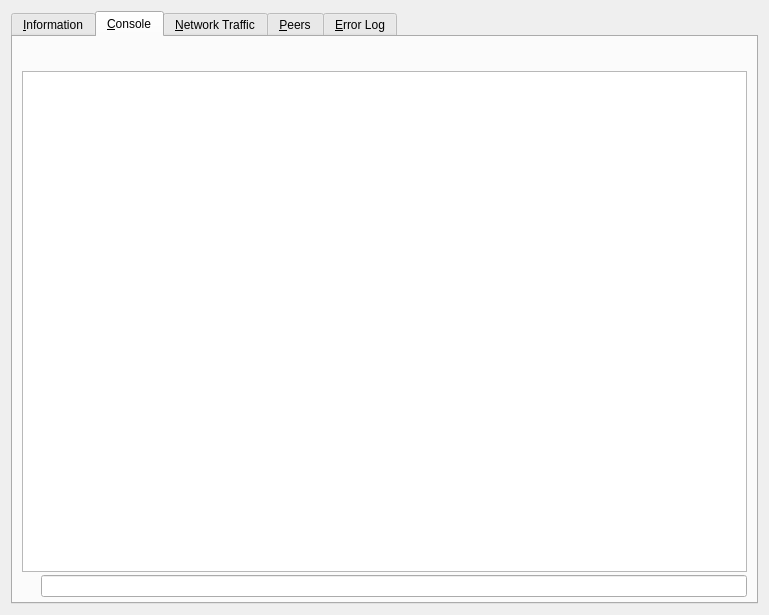
The window that src/qt/forms/debugwindow.ui (Ankh-Trust/electrum-core) describes before a commit, drawn with Qt 5.
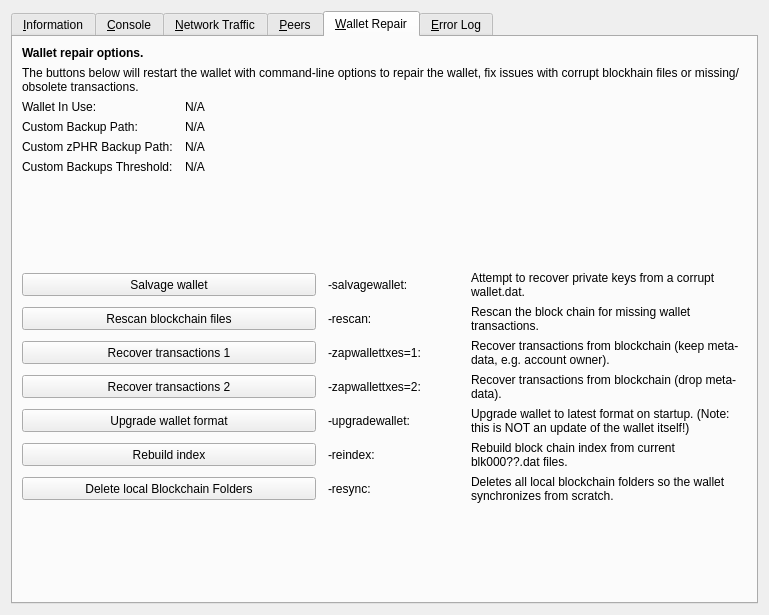
The same window after the commit. The open tabs and pages were chosen to show the change. Icons and pictures are not drawn. Custom widgets are drawn as their Qt base class.

Commit message:
Add tools page/dialog for running common commands for wallet repair/m…
...aintenance

Diff of the .ui file:
```diff
--- a/src/qt/forms/debugwindow.ui
+++ b/src/qt/forms/debugwindow.ui
@@ -1397,6 +1397,391 @@
        </item>
       </layout>
      </widget>
+     <widget class="QWidget" name="tab_repair">
+      <attribute name="title">
+       <string>&amp;Wallet Repair</string>
+      </attribute>
+      <layout class="QGridLayout" name="gridLayout_4" columnstretch="0,0,0,0">
+       <property name="horizontalSpacing">
+        <number>12</number>
+       </property>
+       <item row="0" column="0" colspan="4">
+        <widget class="QLabel" name="label_repair_header">
+         <property name="font">
+          <font>
+           <weight>75</weight>
+           <bold>true</bold>
+          </font>
+         </property>
+         <property name="text">
+          <string>Wallet repair options.</string>
+         </property>
+        </widget>
+       </item>
+       <item row="1" column="0" colspan="4">
+        <widget class="QLabel" name="label_repair_helptext">
+         <property name="font">
+          <font>
+           <weight>50</weight>
+           <bold>false</bold>
+          </font>
+         </property>
+         <property name="text">
+          <string>The buttons below will restart the wallet with command-line options to repair the wallet, fix issues with corrupt blockhain files or missing/obsolete transactions.</string>
+         </property>
+         <property name="wordWrap">
+          <bool>true</bool>
+         </property>
+        </widget>
+       </item>
+       <item row="2" column="0">
+        <widget class="QLabel" name="wallet_path_label">
+         <property name="text">
+          <string>Wallet In Use:</string>
+         </property>
+        </widget>
+       </item>
+       <item row="2" column="1" colspan="3">
+        <widget class="QLabel" name="wallet_path">
+         <property name="cursor">
+          <cursorShape>IBeamCursor</cursorShape>
+         </property>
+         <property name="text">
+          <string>N/A</string>
+         </property>
+         <property name="textFormat">
+          <enum>Qt::PlainText</enum>
+         </property>
+         <property name="textInteractionFlags">
+          <set>Qt::LinksAccessibleByMouse|Qt::TextSelectableByKeyboard|Qt::TextSelectableByMouse</set>
+         </property>
+        </widget>
+       </item>
+       <item row="3" column="0">
+        <widget class="QLabel" name="wallet_custombackuppath_label">
+         <property name="text">
+          <string>Custom Backup Path:</string>
+         </property>
+         <property name="visible">
+          <bool>false</bool>
+         </property>
+        </widget>
+       </item>
+       <item row="3" column="1" colspan="3">
+        <widget class="QLabel" name="wallet_custombackuppath">
+         <property name="cursor">
+          <cursorShape>IBeamCursor</cursorShape>
+         </property>
+         <property name="text">
+          <string>N/A</string>
+         </property>
+         <property name="textFormat">
+          <enum>Qt::PlainText</enum>
+         </property>
+         <property name="textInteractionFlags">
+          <set>Qt::LinksAccessibleByMouse|Qt::TextSelectableByKeyboard|Qt::TextSelectableByMouse</set>
+         </property>
+         <property name="visible">
+          <bool>false</bool>
+         </property>
+        </widget>
+       </item>
+       <item row="4" column="0">
+        <widget class="QLabel" name="wallet_customzphrbackuppath_label">
+         <property name="text">
+          <string>Custom zPHR Backup Path:</string>
+         </property>
+         <property name="visible">
+          <bool>false</bool>
+         </property>
+        </widget>
+       </item>
+       <item row="4" column="1" colspan="3">
+        <widget class="QLabel" name="wallet_customzphrbackuppath">
+         <property name="cursor">
+          <cursorShape>IBeamCursor</cursorShape>
+         </property>
+         <property name="text">
+          <string>N/A</string>
+         </property>
+         <property name="textFormat">
+          <enum>Qt::PlainText</enum>
+         </property>
+         <property name="textInteractionFlags">
+          <set>Qt::LinksAccessibleByMouse|Qt::TextSelectableByKeyboard|Qt::TextSelectableByMouse</set>
+         </property>
+         <property name="visible">
+          <bool>false</bool>
+         </property>
+        </widget>
+       </item>
+       <item row="5" column="0">
+        <widget class="QLabel" name="wallet_custombackupthreshold_label">
+         <property name="text">
+          <string>Custom Backups Threshold:</string>
+         </property>
+         <property name="visible">
+          <bool>false</bool>
+         </property>
+        </widget>
+       </item>
+       <item row="5" column="1" colspan="3">
+        <widget class="QLabel" name="wallet_custombackupthreshold">
+         <property name="cursor">
+          <cursorShape>IBeamCursor</cursorShape>
+         </property>
+         <property name="text">
+          <string>N/A</string>
+         </property>
+         <property name="textFormat">
+          <enum>Qt::PlainText</enum>
+         </property>
+         <property name="textInteractionFlags">
+          <set>Qt::LinksAccessibleByMouse|Qt::TextSelectableByKeyboard|Qt::TextSelectableByMouse</set>
+         </property>
+         <property name="visible">
+          <bool>false</bool>
+         </property>
+        </widget>
+       </item>
+       <item row="6" column="0">
+        <spacer name="verticalSpacer_repair1">
+         <property name="orientation">
+          <enum>Qt::Vertical</enum>
+         </property>
+         <property name="sizeHint" stdset="0">
+          <size>
+           <width>10</width>
+           <height>10</height>
+          </size>
+         </property>
+        </spacer>
+       </item>
+       <item row="7" column="0" colspan="2">
+        <widget class="QPushButton" name="btn_salvagewallet">
+         <property name="minimumSize">
+          <size>
+           <width>100</width>
+           <height>23</height>
+          </size>
+         </property>
+         <property name="text">
+          <string>Salvage wallet</string>
+         </property>
+        </widget>
+       </item>
+       <item row="7" column="2">
+        <widget class="QLabel" name="label_repair_salvage_command">
+         <property name="text">
+          <string notr="true">-salvagewallet:</string>
+         </property>
+        </widget>
+       </item>
+       <item row="7" column="3">
+        <widget class="QLabel" name="label_repair_salvage">
+         <property name="text">
+          <string>Attempt to recover private keys from a corrupt wallet.dat.</string>
+         </property>
+         <property name="wordWrap">
+          <bool>true</bool>
+         </property>
+        </widget>
+       </item>
+       <item row="8" column="0" colspan="2">
+        <widget class="QPushButton" name="btn_rescan">
+         <property name="minimumSize">
+          <size>
+           <width>100</width>
+           <height>23</height>
+          </size>
+         </property>
+         <property name="text">
+          <string>Rescan blockchain files</string>
+         </property>
+        </widget>
+       </item>
+       <item row="8" column="2">
+        <widget class="QLabel" name="label_repair_rescan_command">
+         <property name="text">
+          <string notr="true">-rescan:</string>
+         </property>
+        </widget>
+       </item>
+       <item row="8" column="3">
+        <widget class="QLabel" name="label_repair_rescan">
+         <property name="text">
+          <string>Rescan the block chain for missing wallet transactions.</string>
+         </property>
+         <property name="wordWrap">
+          <bool>true</bool>
+         </property>
+        </widget>
+       </item>
+       <item row="9" column="0" colspan="2">
+        <widget class="QPushButton" name="btn_zapwallettxes1">
+         <property name="minimumSize">
+          <size>
+           <width>100</width>
+           <height>23</height>
+          </size>
+         </property>
+         <property name="text">
+          <string>Recover transactions 1</string>
+         </property>
+        </widget>
+       </item>
+       <item row="9" column="2">
+        <widget class="QLabel" name="label_repair_zap1_command">
+         <property name="text">
+          <string notr="true">-zapwallettxes=1:</string>
+         </property>
+        </widget>
+       </item>
+       <item row="9" column="3">
+        <widget class="QLabel" name="label_repair_zap1">
+         <property name="text">
+          <string>Recover transactions from blockchain (keep meta-data, e.g. account owner).</string>
+         </property>
+         <property name="wordWrap">
+          <bool>true</bool>
+         </property>
+        </widget>
+       </item>
+       <item row="10" column="0" colspan="2">
+        <widget class="QPushButton" name="btn_zapwallettxes2">
+         <property name="minimumSize">
+          <size>
+           <width>100</width>
+           <height>23</height>
+          </size>
+         </property>
+         <property name="text">
+          <string>Recover transactions 2</string>
+         </property>
+        </widget>
+       </item>
+       <item row="10" column="2">
+        <widget class="QLabel" name="label_repair_zap2_command">
+         <property name="text">
+          <string notr="true">-zapwallettxes=2:</string>
+         </property>
+        </widget>
+       </item>
+       <item row="10" column="3">
+        <widget class="QLabel" name="label_repair_zap2">
+         <property name="text">
+          <string>Recover transactions from blockchain (drop meta-data).</string>
+         </property>
+         <property name="wordWrap">
+          <bool>true</bool>
+         </property>
+        </widget>
+       </item>
+       <item row="11" column="0" colspan="2">
+        <widget class="QPushButton" name="btn_upgradewallet">
+         <property name="minimumSize">
+          <size>
+           <width>100</width>
+           <height>23</height>
+          </size>
+         </property>
+         <property name="text">
+          <string>Upgrade wallet format</string>
+         </property>
+        </widget>
+       </item>
+       <item row="11" column="2">
+        <widget class="QLabel" name="label_repair_upgrade_command">
+         <property name="text">
+          <string notr="true">-upgradewallet:</string>
+         </property>
+        </widget>
+       </item>
+       <item row="11" column="3">
+        <widget class="QLabel" name="label_repair_upgrade">
+         <property name="text">
+          <string>Upgrade wallet to latest format on startup. (Note: this is NOT an update of the wallet itself!)</string>
+         </property>
+         <property name="wordWrap">
+          <bool>true</bool>
+         </property>
+        </widget>
+       </item>
+       <item row="12" column="0" colspan="2">
+        <widget class="QPushButton" name="btn_reindex">
+         <property name="minimumSize">
+          <size>
+           <width>100</width>
+           <height>23</height>
+          </size>
+         </property>
+         <property name="text">
+          <string>Rebuild index</string>
+         </property>
+        </widget>
+       </item>
+       <item row="12" column="2">
+        <widget class="QLabel" name="label_repair_reindex_command">
+         <property name="text">
+          <string notr="true">-reindex:</string>
+         </property>
+        </widget>
+       </item>
+       <item row="12" column="3">
+        <widget class="QLabel" name="label_repair_reindex">
+         <property name="text">
+          <string>Rebuild block chain index from current blk000??.dat files.</string>
+         </property>
+         <property name="wordWrap">
+          <bool>true</bool>
+         </property>
+        </widget>
+       </item>
+       <item row="13" column="0" colspan="2">
+        <widget class="QPushButton" name="btn_resync">
+         <property name="minimumSize">
+          <size>
+           <width>100</width>
+           <height>23</height>
+          </size>
+         </property>
+         <property name="text">
+          <string>Delete local Blockchain Folders</string>
+         </property>
+        </widget>
+       </item>
+       <item row="13" column="2">
+        <widget class="QLabel" name="label_repair_resync_command">
+         <property name="text">
+          <string>-resync:</string>
+         </property>
+        </widget>
+       </item>
+       <item row="13" column="3">
+        <widget class="QLabel" name="label_repair_resync">
+         <property name="text">
+          <string>Deletes all local blockchain folders so the wallet synchronizes from scratch.</string>
+         </property>
+         <property name="wordWrap">
+          <bool>true</bool>
+         </property>
+        </widget>
+       </item>
+       <item row="14" column="0">
+        <spacer name="verticalSpacer_repair2">
+         <property name="orientation">
+          <enum>Qt::Vertical</enum>
+         </property>
+         <property name="sizeHint" stdset="0">
+          <size>
+           <width>20</width>
+           <height>10</height>
+          </size>
+         </property>
+        </spacer>
+       </item>
+      </layout>
+     </widget>
      <widget class="QWidget" name="tab_error_log">
       <attribute name="title">
        <string>&amp;Error Log</string>
```
The commit also changes 9 other files.
